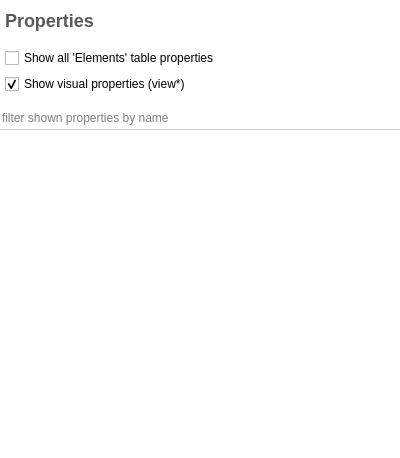
Old version of the form plugins/view/tableview/PropertiesEditor.ui in the repository vadivelselvaraj/TulipGLImprovement.
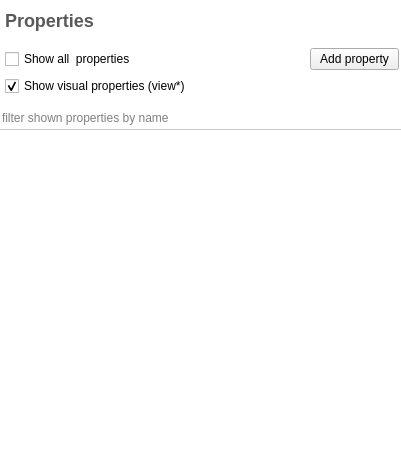
New version of the form. Icons and pictures are not drawn. Custom widgets are drawn as their Qt base class.

Commit message: Add "Add property" button to "Properties" panel

```diff
--- a/plugins/view/tableview/PropertiesEditor.ui
+++ b/plugins/view/tableview/PropertiesEditor.ui
@@ -6,7 +6,7 @@
    <rect>
     <x>0</x>
     <y>0</y>
-    <width>399</width>
+    <width>401</width>
     <height>458</height>
    </rect>
   </property>
@@ -111,6 +111,9 @@
    <item>
     <widget class="QFrame" name="frame">
      <layout class="QVBoxLayout" name="verticalLayout_3">
+      <property name="spacing">
+       <number>4</number>
+      </property>
       <property name="leftMargin">
        <number>5</number>
       </property>
@@ -147,17 +150,51 @@
        </widget>
       </item>
       <item>
-       <widget class="QCheckBox" name="propsVisibilityCheck">
-        <property name="toolTip">
-         <string>Show/Hide all 'Elements' table properties</string>
+       <layout class="QHBoxLayout" name="horizontalLayout_2">
+        <property name="spacing">
+         <number>0</number>
         </property>
-        <property name="text">
-         <string>Show all 'Elements' table properties</string>
-        </property>
-        <property name="checked">
-         <bool>false</bool>
-        </property>
-       </widget>
+        <item>
+         <widget class="QCheckBox" name="propsVisibilityCheck">
+          <property name="toolTip">
+           <string>Show/Hide all 'Elements' table properties</string>
+          </property>
+          <property name="text">
+           <string>Show all  properties</string>
+          </property>
+          <property name="checked">
+           <bool>false</bool>
+          </property>
+         </widget>
+        </item>
+        <item>
+         <spacer name="horizontalSpacer">
+          <property name="orientation">
+           <enum>Qt::Horizontal</enum>
+          </property>
+          <property name="sizeHint" stdset="0">
+           <size>
+            <width>40</width>
+            <height>20</height>
+           </size>
+          </property>
+         </spacer>
+        </item>
+        <item>
+         <widget class="QPushButton" name="newButton">
+          <property name="toolTip">
+           <string>Add a new local property to the current graph</string>
+          </property>
+          <property name="text">
+           <string>Add property</string>
+          </property>
+          <property name="icon">
+           <iconset resource="../../../library/tulip-gui/resources/TulipGUIResource.qrc">
+            <normaloff>:/tulip/gui/icons/64/list-add.png</normaloff>:/tulip/gui/icons/64/list-add.png</iconset>
+          </property>
+         </widget>
+        </item>
+       </layout>
       </item>
       <item>
        <widget class="QCheckBox" name="userPropertiesCheck">
```
Left out of the diff: 36 changed lines with no effect on the pictures. The commit also changes 1 other file.
